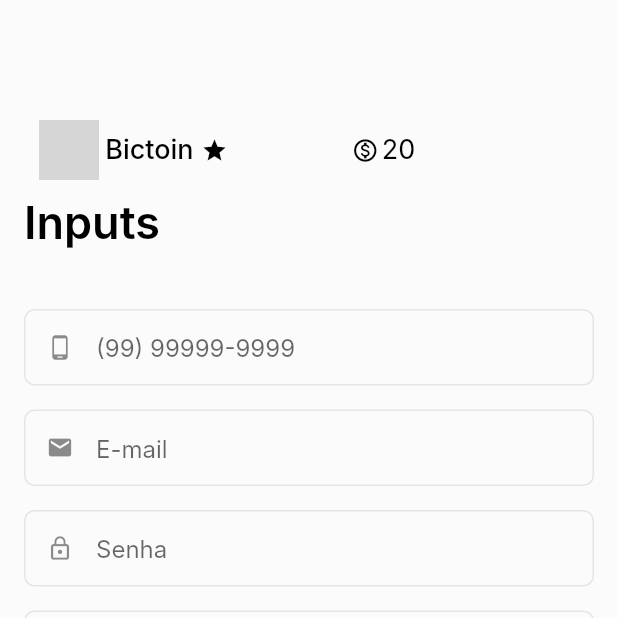
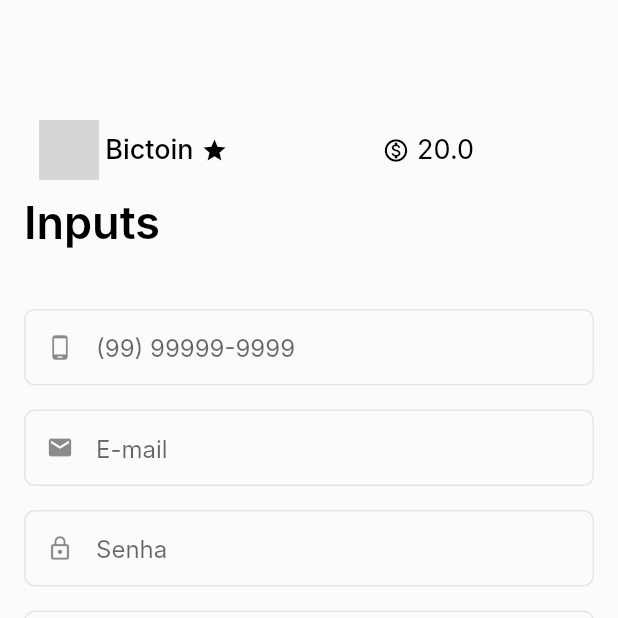
Before and after one commit to niltondiniz/TTDesignSystem, a Flutter app: the screen it shows after launch, on a phone screen of 412 x 824 dp, the top half of it. Run offline on Flutter 3.47's test engine with Material 2 defaults, Android fonts, the phone set to English and light mode, and no system bars; our stand-ins replace cached_network_image, mask_text_input_formatter, validators; network calls fail; Roboto replaces fonts that are missing (Inter); grey boxes are pictures that could not be loaded.

Commit message:
fixing operation info component

```diff
--- a/lib/src/widgets/the_operation_info.dart
+++ b/lib/src/widgets/the_operation_info.dart
@@ -72,7 +72,7 @@ class TheOperationInfo extends StatelessWidget {
                               size: 18,
                             ),
                             TheHorizontalSpace(
-                              space: (MediaQuery.of(context).size.width * 0.20),
+                              space: (MediaQuery.of(context).size.width * 0.25),
                             ),
                             Icon(
                               Icons.monetization_on_outlined,
@@ -80,10 +80,10 @@ class TheOperationInfo extends StatelessWidget {
                               size: 18,
                             ),
                             SizedBox(
-                              width: 2,
+                              width: 5,
                             ),
                             TheText.h3Regular(
-                              this.moneyQuantity.toStringAsPrecision(2),
+                              this.moneyQuantity.toString(),
                               color: Colors.black,
                             )
                           ],
```
